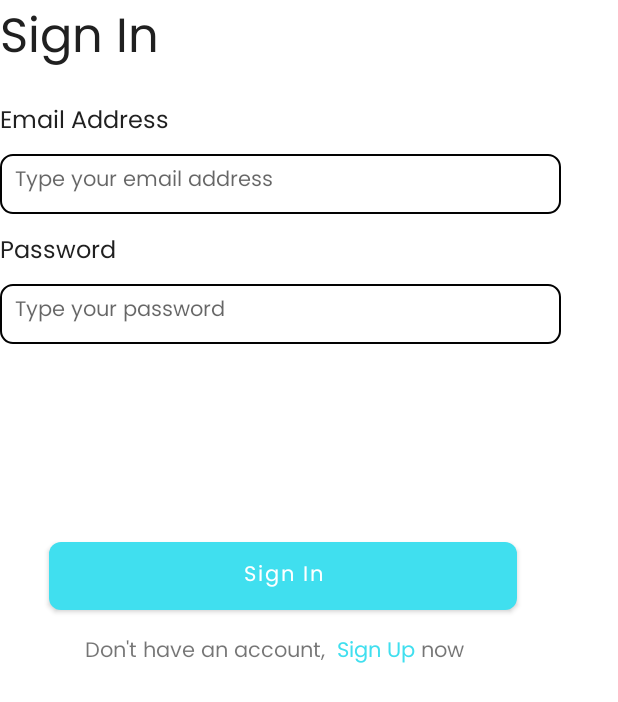
After one commit to nazirxz/Capstone-Project-Alzheimer, an Android app: the layout activity_login.xml on its own in the app's theme, with its tools: preview values and no code run, on a phone screen of 412 x 824 dp. The commit adds this screen. Shown: the top 702 px of the screen. Run offline under Robolectric (Android 15) with nearby library versions, the phone set to English and light mode, and no system bars.

Commit message:
ui login

```diff
--- a/app/src/main/java/com/nazirman/alzheimercare/MainActivity.kt
+++ b/app/src/main/java/com/nazirman/alzheimercare/MainActivity.kt
@@ -6,6 +6,6 @@ import android.os.Bundle
 class MainActivity : AppCompatActivity() {
     override fun onCreate(savedInstanceState: Bundle?) {
         super.onCreate(savedInstanceState)
-        setContentView(R.layout.activity_main)
+        setContentView(R.layout.activity_onboarding)
     }
 }
--- /dev/null
+++ b/app/src/main/res/drawable/shape_rectangle_outline_8_020202.xml
@@ -0,0 +1,9 @@
+<?xml version="1.0" encoding="utf-8"?>
+<shape xmlns:android="http://schemas.android.com/apk/res/android"
+    android:shape="rectangle">
+
+    <corners android:radius="8dp"/>
+    <stroke android:color="#020202"
+        android:width="1dp"/>
+
+</shape>
--- /dev/null
+++ b/app/src/main/res/layout/activity_login.xml
@@ -0,0 +1,110 @@
+<?xml version="1.0" encoding="utf-8"?>
+<androidx.constraintlayout.widget.ConstraintLayout xmlns:android="http://schemas.android.com/apk/res/android"
+    xmlns:app="http://schemas.android.com/apk/res-auto"
+    xmlns:tools="http://schemas.android.com/tools"
+    android:layout_width="match_parent"
+    android:layout_height="match_parent">
+
+    <EditText
+        android:id="@+id/etEmail"
+        style="@style/EditText.PoppinsNormal14sp8D92A3"
+        android:layout_width="374dp"
+        android:layout_height="40dp"
+        android:layout_marginTop="8dp"
+        android:background="@drawable/shape_rectangle_outline_8_020202"
+        android:hint="Type your email address"
+        android:padding="10dp"
+        app:layout_constraintStart_toStartOf="@+id/textView2"
+        app:layout_constraintTop_toBottomOf="@+id/textView2" />
+
+    <TextView
+        android:id="@+id/textView3"
+        style="@style/TextView.PoppinsNormal32sp020202"
+        android:layout_width="114dp"
+        android:layout_height="44dp"
+        android:text="@string/signin_header"
+        tools:layout_editor_absoluteX="16dp"
+        tools:layout_editor_absoluteY="179dp" />
+
+    <TextView
+        android:id="@+id/textView2"
+        style="@style/TextView.PoppinsNormal16sp020202"
+        android:layout_width="wrap_content"
+        android:layout_height="wrap_content"
+        android:layout_marginTop="24dp"
+        android:text="Email Address"
+        app:layout_constraintStart_toStartOf="@+id/textView3"
+        app:layout_constraintTop_toBottomOf="@+id/textView3" />
+
+    <TextView
+        android:id="@+id/textView4"
+        style="@style/TextView.PoppinsNormal16sp020202"
+        android:layout_width="wrap_content"
+        android:layout_height="wrap_content"
+        android:layout_marginTop="12dp"
+        android:text="Password"
+        app:layout_constraintStart_toStartOf="@+id/etEmail"
+        app:layout_constraintTop_toBottomOf="@+id/etEmail" />
+
+    <EditText
+        android:id="@+id/etPassword"
+        style="@style/EditText.PoppinsNormal14sp8D92A3"
+        android:layout_width="374dp"
+        android:layout_height="40dp"
+        android:layout_marginTop="8dp"
+        android:background="@drawable/shape_rectangle_outline_8_020202"
+        android:hint="Type your password"
+        android:inputType="textPassword"
+        android:padding="10dp"
+        app:layout_constraintStart_toStartOf="@+id/textView4"
+        app:layout_constraintTop_toBottomOf="@+id/textView4" />
+
+    <Button
+        android:id="@+id/btnLogin"
+        style="@style/Button.Primary"
+        android:layout_width="312dp"
+        android:layout_height="45dp"
+        android:layout_marginTop="132dp"
+        android:text="@string/login_signin"
+        android:textAllCaps="false"
+        android:textColor="@color/white"
+        app:layout_constraintEnd_toEndOf="@+id/etPassword"
+        app:layout_constraintHorizontal_bias="0.532"
+        app:layout_constraintStart_toStartOf="@+id/etPassword"
+        app:layout_constraintTop_toBottomOf="@+id/etPassword" />
+
+    <TextView
+        android:id="@+id/register"
+        android:layout_width="wrap_content"
+        android:layout_height="wrap_content"
+        android:layout_marginStart="24dp"
+        android:layout_marginTop="16dp"
+        android:fontFamily="@font/poppins"
+        android:text="Don't have an account,"
+        app:layout_constraintStart_toStartOf="@+id/btnLogin"
+        app:layout_constraintTop_toBottomOf="@+id/btnLogin" />
+
+    <TextView
+        android:id="@+id/tvnow"
+        android:layout_width="wrap_content"
+        android:layout_height="wrap_content"
+        android:layout_marginStart="4dp"
+        android:layout_marginTop="16dp"
+        android:fontFamily="@font/poppins"
+        android:text="now"
+        app:layout_constraintStart_toEndOf="@+id/tvClick"
+        app:layout_constraintTop_toBottomOf="@+id/btnLogin" />
+
+    <TextView
+        android:id="@+id/tvClick"
+        android:layout_width="wrap_content"
+        android:layout_height="wrap_content"
+        android:layout_marginStart="8dp"
+        android:layout_marginTop="16dp"
+        android:fontFamily="@font/poppins"
+        android:text="Sign Up"
+        android:textColor="@color/blue"
+        app:layout_constraintStart_toEndOf="@+id/register"
+        app:layout_constraintTop_toBottomOf="@+id/btnLogin" />
+
+</androidx.constraintlayout.widget.ConstraintLayout>
--- a/app/src/main/res/values/strings.xml
+++ b/app/src/main/res/values/strings.xml
@@ -3,4 +3,6 @@
     <string name="apps_name">Apps Name</string>
     <string name="onboarding_info">Kesusahan merawat pasien alzheimer ?</string>
     <string name="onboarding_button">Getting Started</string>
+    <string name="signin_header">Sign In</string>
+    <string name="login_signin">Sign In</string>
 </resources>
--- a/app/src/main/res/values/themes.xml
+++ b/app/src/main/res/values/themes.xml
@@ -91,4 +91,13 @@
         <item name="android:background">@drawable/shape_rectangle_8_ffc700</item>
     </style>
 
+
+    <style name="EditText"/>
+
+    <style name="EditText.PoppinsNormal14sp8D92A3">
+        <item name="android:fontFamily">@font/poppins</item>
+        <item name="android:textColor">#8D92A3</item>
+        <item name="android:textSize">14sp</item>
+    </style>
+
 </resources>
```
Also changed, not shown: app/src/main/res/layout/activity_onboarding.xml (renamed from app/src/main/res/layout/activity_main.xml).
